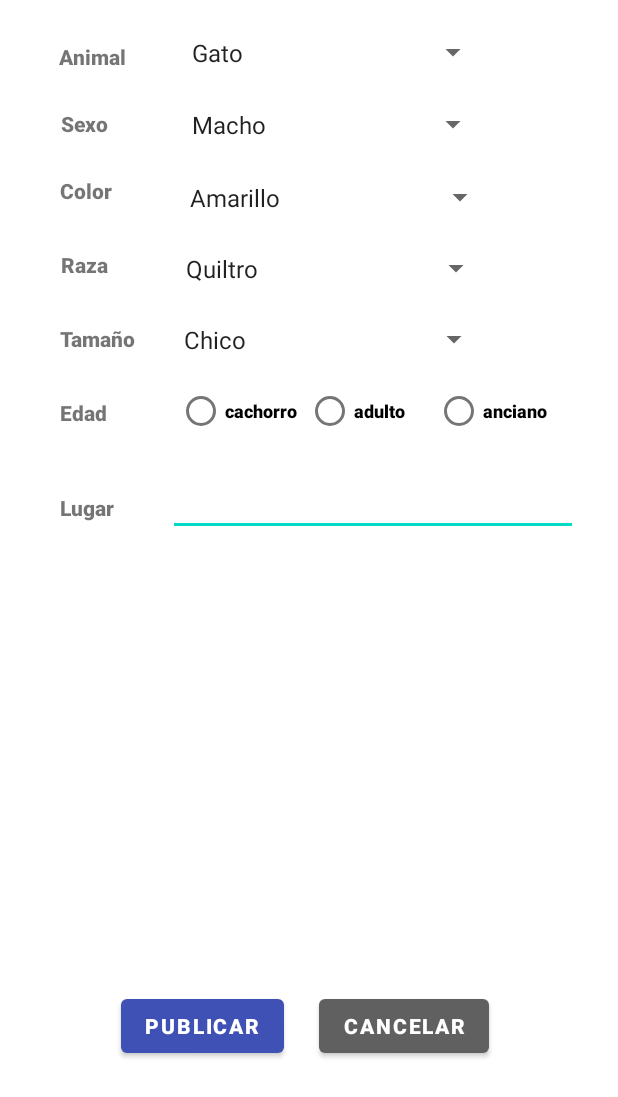
After one commit to davidark31/MiHuellasApp, an Android app: the layout activity_registro_publicacion.xml on its own in the app's theme, with its tools: preview values and no code run, on a phone screen of 412 x 824 dp. The commit adds this screen. Shown: the top 1097 px of the screen. Run offline under Robolectric (Android 15) with nearby library versions, the phone set to English and light mode, and no system bars.

Commit message:
Publicacion 0.4

```diff
--- a/app/src/main/java/com/example/mihuellasapp/Inicio_Registrar_mascota_perdidaActivity.java
+++ b/app/src/main/java/com/example/mihuellasapp/Inicio_RegistroActivity.java
@@ -6,12 +6,12 @@ import android.content.Intent;
 import android.os.Bundle;
 import android.view.View;
 
-public class Inicio_Registrar_mascota_perdidaActivity extends AppCompatActivity {
+public class Inicio_RegistroActivity extends AppCompatActivity {
 
     @Override
     protected void onCreate(Bundle savedInstanceState) {
         super.onCreate(savedInstanceState);
-        setContentView(R.layout.activity_inicio_registrar_mascota_perdida);
+        setContentView(R.layout.activity_inicio_registro);
     }
 
     public void volverInicio(View view){
@@ -22,7 +22,7 @@ public class Inicio_Registrar_mascota_perdidaActivity extends AppCompatActivity
     }
     public void registrarMascotaPerdida(View view){
         Intent next;
-        next=new Intent(this, Inicio_Registrar_mascota_perdidaActivity.class);
+        next=new Intent(this, Inicio_RegistroActivity.class);
         startActivity(next);
         finish();
     }
@@ -33,4 +33,11 @@ public class Inicio_Registrar_mascota_perdidaActivity extends AppCompatActivity
         finish();
     }
 
+    public void CrearPublicacion(View view){
+        Intent next;
+        next=new Intent(this, Registro_publicacion.class);
+        startActivity(next);
+        finish();
+    }
+
 }
--- a/app/src/main/java/com/example/mihuellasapp/Inicio_busquedaActivity.java
+++ b/app/src/main/java/com/example/mihuellasapp/Inicio_busquedaActivity.java
@@ -15,6 +15,7 @@ public class Inicio_busquedaActivity extends AppCompatActivity {
     }
 
 
+
     public void volverInicio(View view){
         Intent next;
         next=new Intent(this, Inicio_perfilActivity.class);
@@ -23,7 +24,7 @@ public class Inicio_busquedaActivity extends AppCompatActivity {
     }
     public void registrarMascotaPerdida(View view){
         Intent next;
-        next=new Intent(this, Inicio_Registrar_mascota_perdidaActivity.class);
+        next=new Intent(this, Inicio_RegistroActivity.class);
         startActivity(next);
         finish();
     }
--- a/app/src/main/java/com/example/mihuellasapp/Inicio_perfilActivity.java
+++ b/app/src/main/java/com/example/mihuellasapp/Inicio_perfilActivity.java
@@ -83,7 +83,7 @@ public class Inicio_perfilActivity extends AppCompatActivity {
             @Override
             public void onClick(View v) {
                 Intent next;
-                next = new Intent(Inicio_perfilActivity.this, Inicio_Registrar_mascota_perdidaActivity.class);
+                next = new Intent(Inicio_perfilActivity.this, Inicio_RegistroActivity.class);
                 startActivity(next);
                 finish();
             }
@@ -100,7 +100,7 @@ public class Inicio_perfilActivity extends AppCompatActivity {
 
     public void registrarMascotaPerdida(View view) {
         Intent next;
-        next = new Intent(this, Inicio_Registrar_mascota_perdidaActivity.class);
+        next = new Intent(this, Inicio_RegistroActivity.class);
         startActivity(next);
         finish();
     }
--- a/app/src/main/java/com/example/mihuellasapp/Registrarse_activity.java
+++ b/app/src/main/java/com/example/mihuellasapp/Registrarse_activity.java
@@ -43,6 +43,7 @@ public class Registrarse_activity extends AppCompatActivity {
         contraseña = (EditText) findViewById(R.id.txt_contraseña_ingreso);
         registrar = (Button) findViewById(R.id.btn_ingresar_usuario);
         login = (TextView) findViewById(R.id.register_user);
+
         auth = FirebaseAuth.getInstance();
         pd = new ProgressDialog(this);
 
--- a/app/src/main/java/com/example/mihuellasapp/Registro_publicacion.java
+++ b/app/src/main/java/com/example/mihuellasapp/Registro_publicacion.java
@@ -8,11 +8,9 @@ import android.os.Bundle;
 import android.view.View;
 import android.widget.Button;
 import android.widget.EditText;
-import android.widget.ListView;
 import android.widget.RadioButton;
 import android.widget.RadioGroup;
 import android.widget.Spinner;
-import android.widget.TextView;
 import android.widget.Toast;
 
 import com.google.android.gms.tasks.OnCompleteListener;
@@ -120,19 +118,6 @@ public class Registro_publicacion extends AppCompatActivity {
 
 
 
-
-
-
-
-
-
-
-
-
-
-
-
-
     public void volverInicio(View view) {
         Intent next;
         next = new Intent(this, Inicio_perfilActivity.class);
@@ -143,7 +128,7 @@ public class Registro_publicacion extends AppCompatActivity {
 
     public void registrarMascotaPerdida(View view) {
         Intent next;
-        next = new Intent(this, Inicio_Registrar_mascota_perdidaActivity.class);
+        next = new Intent(this, Inicio_RegistroActivity.class);
         startActivity(next);
         finish();
     }
--- a/app/src/main/res/layout/activity_inicio_registrar_mascota_perdida.xml
+++ b/app/src/main/res/layout/activity_inicio_registro.xml
@@ -5,7 +5,7 @@
     xmlns:tools="http://schemas.android.com/tools"
     android:layout_width="match_parent"
     android:layout_height="match_parent"
-    tools:context=".Inicio_Registrar_mascota_perdidaActivity">
+    tools:context=".Inicio_RegistroActivity">
 
     <androidx.constraintlayout.widget.ConstraintLayout
         android:id="@+id/constraintLayout"
@@ -76,6 +76,7 @@
             android:layout_width="159dp"
             android:layout_height="79dp"
             android:layout_marginTop="116dp"
+            android:onClick="CrearPublicacion"
             android:text="Tomar Foto"
             app:backgroundTint="#3F51B5"
             app:layout_constraintEnd_toEndOf="parent"
@@ -87,6 +88,7 @@
             android:layout_width="160dp"
             android:layout_height="79dp"
             android:layout_marginTop="88dp"
+            android:onClick="CrearPublicacion"
             android:text="Cargar Foto"
             app:backgroundTint="#3F51B5"
             app:layout_constraintEnd_toEndOf="parent"
--- /dev/null
+++ b/app/src/main/res/layout/activity_registro_publicacion.xml
@@ -0,0 +1,240 @@
+<?xml version="1.0" encoding="utf-8"?>
+<androidx.constraintlayout.widget.ConstraintLayout xmlns:android="http://schemas.android.com/apk/res/android"
+    xmlns:app="http://schemas.android.com/apk/res-auto"
+    xmlns:tools="http://schemas.android.com/tools"
+    android:layout_width="match_parent"
+    android:layout_height="match_parent"
+    tools:context=".Registro_publicacion">
+
+
+        android:id="@+id/constraintLayout4"
+        android:layout_width="407dp"
+        android:layout_height="508dp"
+        app:layout_constraintEnd_toEndOf="parent"
+        app:layout_constraintHorizontal_bias="0.0"
+        app:layout_constraintStart_toStartOf="parent"
+        app:layout_constraintTop_toTopOf="parent">
+
+
+        <Spinner
+            android:id="@+id/sp_tamaño"
+            android:layout_width="212dp"
+            android:layout_height="31dp"
+            android:layout_marginStart="24dp"
+            android:layout_marginLeft="24dp"
+            android:layout_marginTop="16dp"
+            android:entries="@array/tamaño"
+            app:layout_constraintStart_toEndOf="@+id/textView7"
+            app:layout_constraintTop_toBottomOf="@+id/sp_raza" />
+
+        <Spinner
+            android:id="@+id/sp_sexo"
+            android:layout_width="206dp"
+            android:layout_height="34dp"
+            android:layout_marginStart="48dp"
+            android:layout_marginLeft="48dp"
+            android:layout_marginTop="16dp"
+            android:entries="@array/sexo"
+            app:layout_constraintStart_toEndOf="@+id/textView3"
+            app:layout_constraintTop_toBottomOf="@+id/sp_animal" />
+
+        <Spinner
+            android:id="@+id/sp_raza"
+            android:layout_width="212dp"
+            android:layout_height="31dp"
+            android:layout_marginStart="44dp"
+            android:layout_marginLeft="44dp"
+            android:layout_marginTop="16dp"
+            android:entries="@array/Raza"
+            app:layout_constraintStart_toEndOf="@+id/textView6"
+            app:layout_constraintTop_toBottomOf="@+id/sp_color" />
+
+        <Spinner
+            android:id="@+id/sp_color"
+            android:layout_width="212dp"
+            android:layout_height="31dp"
+            android:layout_marginStart="44dp"
+            android:layout_marginLeft="44dp"
+            android:layout_marginTop="16dp"
+            android:entries="@array/Color"
+            app:layout_constraintStart_toEndOf="@+id/textView4"
+            app:layout_constraintTop_toBottomOf="@+id/sp_sexo" />
+
+        <Spinner
+            android:id="@+id/sp_animal"
+            android:layout_width="206dp"
+            android:layout_height="30dp"
+            android:layout_marginStart="36dp"
+            android:layout_marginLeft="36dp"
+            android:layout_marginTop="20dp"
+            android:entries="@array/animal"
+            app:layout_constraintStart_toEndOf="@+id/textView2"
+            app:layout_constraintTop_toTopOf="parent" />
+
+        <TextView
+            android:id="@+id/textView2"
+            android:layout_width="wrap_content"
+            android:layout_height="wrap_content"
+            android:layout_marginTop="28dp"
+            android:fontFamily="sans-serif-black"
+            android:text="Animal"
+            app:layout_constraintEnd_toEndOf="parent"
+            app:layout_constraintHorizontal_bias="0.107"
+            app:layout_constraintStart_toStartOf="parent"
+            app:layout_constraintTop_toTopOf="parent" />
+
+        <TextView
+            android:id="@+id/textView3"
+            android:layout_width="wrap_content"
+            android:layout_height="wrap_content"
+            android:layout_marginTop="25dp"
+            android:fontFamily="sans-serif-black"
+            android:text="Sexo"
+            app:layout_constraintEnd_toEndOf="parent"
+            app:layout_constraintHorizontal_bias="0.107"
+            app:layout_constraintStart_toStartOf="parent"
+            app:layout_constraintTop_toBottomOf="@+id/textView2" />
+
+        <TextView
+            android:id="@+id/textView4"
+            android:layout_width="wrap_content"
+            android:layout_height="wrap_content"
+            android:layout_marginTop="25dp"
+            android:fontFamily="sans-serif-black"
+            android:text="Color"
+            app:layout_constraintEnd_toEndOf="parent"
+            app:layout_constraintHorizontal_bias="0.106"
+            app:layout_constraintStart_toStartOf="parent"
+            app:layout_constraintTop_toBottomOf="@+id/textView3" />
+
+        <TextView
+            android:id="@+id/textView6"
+            android:layout_width="wrap_content"
+            android:layout_height="wrap_content"
+            android:layout_marginTop="30dp"
+            android:fontFamily="sans-serif-black"
+            android:text="Raza"
+            app:layout_constraintEnd_toEndOf="parent"
+            app:layout_constraintHorizontal_bias="0.107"
+            app:layout_constraintStart_toStartOf="parent"
+            app:layout_constraintTop_toBottomOf="@+id/textView4" />
+
+        <TextView
+            android:id="@+id/textView7"
+            android:layout_width="wrap_content"
+            android:layout_height="wrap_content"
+            android:layout_marginStart="40dp"
+            android:layout_marginLeft="40dp"
+            android:layout_marginTop="30dp"
+            android:fontFamily="sans-serif-black"
+            android:text="Tamaño"
+            app:layout_constraintStart_toStartOf="parent"
+            app:layout_constraintTop_toBottomOf="@+id/textView6" />
+
+        <TextView
+            android:id="@+id/textView8"
+            android:layout_width="wrap_content"
+            android:layout_height="wrap_content"
+            android:layout_marginStart="40dp"
+            android:layout_marginLeft="40dp"
+            android:layout_marginTop="30dp"
+            android:fontFamily="sans-serif-black"
+            android:text="Edad"
+            app:layout_constraintStart_toStartOf="parent"
+            app:layout_constraintTop_toBottomOf="@+id/textView7" />
+
+        <TextView
+            android:id="@+id/textView9"
+            android:layout_width="wrap_content"
+            android:layout_height="wrap_content"
+            android:layout_marginStart="40dp"
+            android:layout_marginLeft="40dp"
+            android:layout_marginTop="44dp"
+            android:fontFamily="sans-serif-black"
+            android:text="Lugar"
+            app:layout_constraintStart_toStartOf="parent"
+            app:layout_constraintTop_toBottomOf="@+id/textView8" />
+
+    <Button
+        android:id="@+id/cancelar"
+        android:layout_width="wrap_content"
+        android:layout_height="wrap_content"
+        android:layout_marginBottom="116dp"
+        android:fontFamily="sans-serif-black"
+        android:onClick="registrarMascotaPerdida"
+        android:text="Cancelar"
+        app:backgroundTint="#606060"
+        app:layout_constraintBottom_toBottomOf="parent"
+        app:layout_constraintEnd_toEndOf="parent"
+        app:layout_constraintHorizontal_bias="0.216"
+        app:layout_constraintStart_toEndOf="@+id/btn_guardar" />
+
+    <Button
+        android:id="@+id/btn_guardar"
+        android:layout_width="wrap_content"
+        android:layout_height="wrap_content"
+        android:layout_marginBottom="116dp"
+        android:fontFamily="sans-serif-black"
+        android:onClick="inicioBusqueda"
+        android:text="Publicar"
+        app:backgroundTint="#3F51B5"
+        app:layout_constraintBottom_toBottomOf="parent"
+        app:layout_constraintEnd_toEndOf="parent"
+        app:layout_constraintHorizontal_bias="0.266"
+        app:layout_constraintStart_toStartOf="parent" />
+
+    <RadioGroup
+            android:id="@+id/rg_edad"
+            android:layout_width="264dp"
+            android:layout_height="wrap_content"
+            android:layout_marginTop="16dp"
+            android:orientation="horizontal"
+            app:layout_constraintEnd_toEndOf="parent"
+            app:layout_constraintHorizontal_bias="0.611"
+            app:layout_constraintStart_toEndOf="@+id/textView8"
+            app:layout_constraintTop_toBottomOf="@+id/sp_tamaño">
+
+            <RadioButton
+                android:id="@+id/rb_cachorro"
+                android:layout_width="86dp"
+                android:layout_height="32dp"
+                android:fontFamily="sans-serif-black"
+                android:text="cachorro"
+                android:textSize="12sp" />
+
+            <RadioButton
+                android:id="@+id/rb_adulto"
+                android:layout_width="86dp"
+                android:layout_height="32dp"
+                android:fontFamily="sans-serif-black"
+                android:text="adulto"
+                android:textSize="12sp" />
+
+            <RadioButton
+                android:id="@+id/rb_anciano"
+                android:layout_width="92dp"
+                android:layout_height="32dp"
+                android:layout_weight="1"
+                android:fontFamily="sans-serif-black"
+                android:text="anciano"
+                android:textSize="12sp" />
+
+        </RadioGroup>
+
+        <EditText
+            android:id="@+id/et_lugar"
+            android:layout_width="273dp"
+            android:layout_height="43dp"
+            android:layout_marginStart="36dp"
+            android:layout_marginLeft="36dp"
+            android:layout_marginTop="24dp"
+            android:ems="10"
+            android:hint="@string/lugar"
+            android:inputType="textPersonName"
+            android:visibility="visible"
+            app:layout_constraintStart_toEndOf="@+id/textView9"
+            app:layout_constraintTop_toBottomOf="@+id/rg_edad" />
+
+
+
+</androidx.constraintlayout.widget.ConstraintLayout>
--- a/app/src/main/res/values/strings.xml
+++ b/app/src/main/res/values/strings.xml
@@ -14,6 +14,8 @@
     <string name="cancelar">Cancelar</string>
     <string name="hint"> </string>
 
+    <string name="lugar"></string>
+
     <string-array name="animal">
         <item>Gato</item>
         <item>Perro</item>
@@ -23,7 +25,6 @@
         <item>Hembra</item>
     </string-array>
     <string-array name="Color">
-        <item>Ninguno</item>
         <item>Amarillo</item>
         <item>Blanco</item>
         <item>Negro</item>
```
Also changed, not shown: app/src/main/AndroidManifest.xml (+5 -5 lines), 1 other file.
